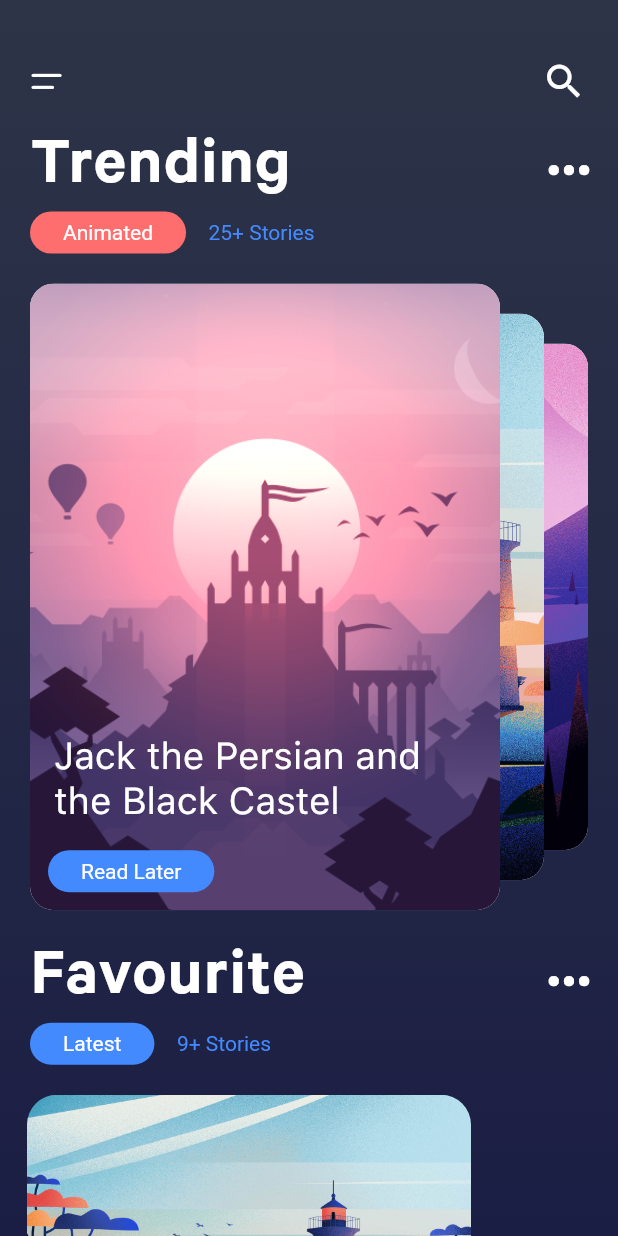
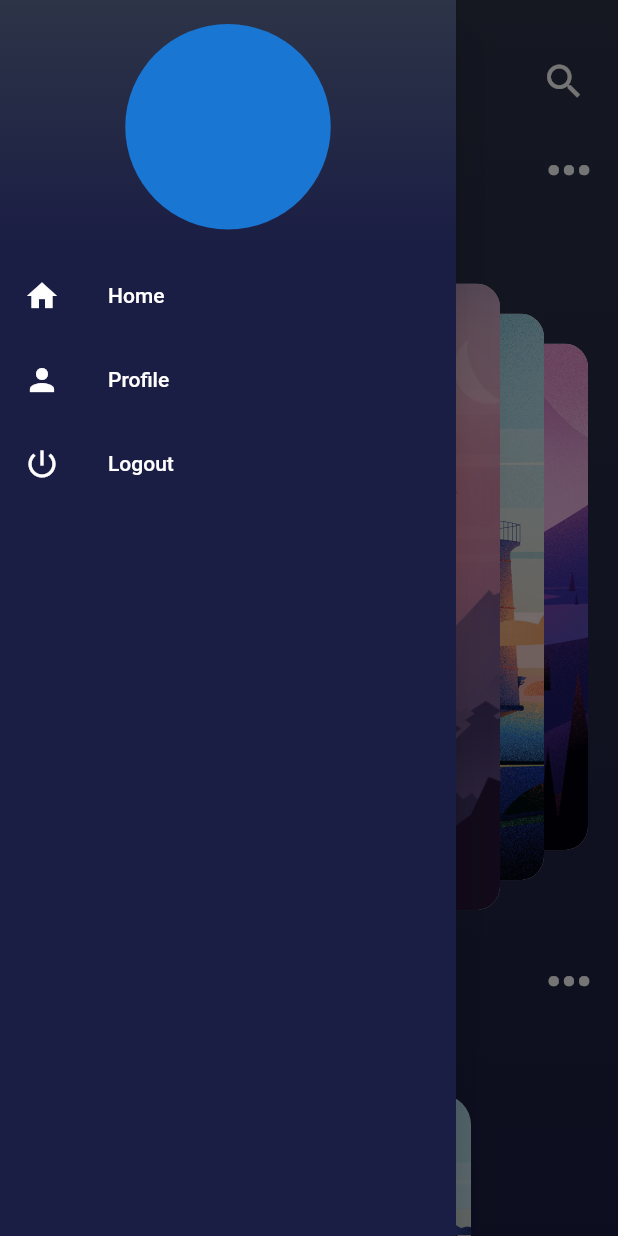
Before and after one commit to diegosoriarios/storyPage, a Flutter app: the screen it shows after launch, with the side drawer open (before the commit the screen has no drawer), on a phone screen of 412 x 824 dp. Run offline on Flutter 3.47's test engine with Material 2 defaults, Android fonts, the phone set to English and light mode, and no system bars.

Commit message:
Second Page

```diff
--- /dev/null
+++ b/lib/cardScrollWidget.dart
@@ -0,0 +1,111 @@
+import 'package:flutter/material.dart';
+import 'data.dart';
+import 'dart:math';
+
+class CardScrollWidget extends StatelessWidget {
+  var currentPage;
+  var widgetAspectRatio;
+  var padding = 20.0;
+  var verticalInset = 20.0;
+  var cardAspectRatio = 12.0 / 16.0;
+
+  CardScrollWidget(this.currentPage, this.widgetAspectRatio);
+
+  @override
+  Widget build(BuildContext context) {
+    return new AspectRatio(
+      aspectRatio: widgetAspectRatio,
+      child: LayoutBuilder(builder: (context, contraints) {
+        var width = contraints.maxWidth;
+        var height = contraints.maxHeight;
+
+        var safeWidth = width - 2 * padding;
+        var safeHeight = height - 2 * padding;
+
+        var heightOfPrimaryCard = safeHeight;
+        var widthOfPrimaryCard = heightOfPrimaryCard * cardAspectRatio;
+
+        var primaryCardLeft = safeWidth - widthOfPrimaryCard;
+        var horizontalInset = primaryCardLeft / 2;
+
+        List<Widget> cardList = new List();
+
+        for (var i = 0; i < images.length; i++) {
+          var delta = i - currentPage;
+          bool isOnRight = delta > 0;
+
+          var start = padding +
+              max(
+                  primaryCardLeft -
+                      horizontalInset * -delta * (isOnRight ? 15 : 1),
+                  0.0);
+
+          var cardItem = Positioned.directional(
+            top: padding + verticalInset * max(-delta, 0.0),
+            bottom: padding + verticalInset * max(-delta, 0.0),
+            start: start,
+            textDirection: TextDirection.rtl,
+            child: ClipRRect(
+              borderRadius: BorderRadius.circular(16.0),
+              child: Container(
+                decoration: BoxDecoration(color: Colors.white, boxShadow: [
+                  BoxShadow(
+                      color: Colors.black12,
+                      offset: Offset(3.0, 6.0),
+                      blurRadius: 10.0)
+                ]),
+                child: AspectRatio(
+                  aspectRatio: cardAspectRatio,
+                  child: Stack(
+                    fit: StackFit.expand,
+                    children: <Widget>[
+                      Image.asset(images[i], fit: BoxFit.cover),
+                      Align(
+                        alignment: Alignment.bottomLeft,
+                        child: Column(
+                          mainAxisSize: MainAxisSize.min,
+                          crossAxisAlignment: CrossAxisAlignment.start,
+                          children: <Widget>[
+                            Padding(
+                              padding: EdgeInsets.symmetric(
+                                  horizontal: 16.0, vertical: 8.0),
+                              child: Text(title[i],
+                                  style: TextStyle(
+                                      color: Colors.white,
+                                      fontSize: 25.0,
+                                      fontFamily: "SF-Pro-Text-Regular")),
+                            ),
+                            SizedBox(
+                              height: 10.0,
+                            ),
+                            Padding(
+                              padding: const EdgeInsets.only(
+                                  left: 12.0, bottom: 12.0),
+                              child: Container(
+                                padding: EdgeInsets.symmetric(
+                                    horizontal: 22.0, vertical: 6.0),
+                                decoration: BoxDecoration(
+                                    color: Colors.blueAccent,
+                                    borderRadius: BorderRadius.circular(20.0)),
+                                child: Text("Read Later",
+                                    style: TextStyle(color: Colors.white)),
+                              ),
+                            )
+                          ],
+                        ),
+                      )
+                    ],
+                  ),
+                ),
+              ),
+            ),
+          );
+          cardList.add(cardItem);
+        }
+        return Stack(
+          children: cardList,
+        );
+      }),
+    );
+  }
+}
--- a/lib/main.dart
+++ b/lib/main.dart
@@ -1,7 +1,8 @@
 import 'package:flutter/material.dart';
 import 'customIcons.dart';
+import 'cardScrollWidget.dart';
 import 'data.dart';
-import 'dart:math';
+import 'profile.dart';
 
 void main() => runApp(MaterialApp(
       home: MyApp(),
@@ -16,8 +17,28 @@ class MyApp extends StatefulWidget {
 var cardAspectRatio = 12.0 / 16.0;
 var widgetAspectRatio = cardAspectRatio * 1.2;
 
+class SecondRoute extends StatelessWidget {
+  @override
+  Widget build(BuildContext context) {
+    return Scaffold(
+      appBar: AppBar(
+        title: Text("Second Page")
+      ),
+      body: Center(
+        child: RaisedButton(
+          onPressed: () {
+            Navigator.pop(context);
+          },
+          child: Text("Go Back"),
+        ),
+      ),
+    );
+  }
+}
+
 class _MyAppState extends State<MyApp> {
   var currentPage = images.length - 1.0;
+  final GlobalKey<ScaffoldState> _scaffoldKey = new GlobalKey<ScaffoldState>();
 
   @override
   Widget build(BuildContext context) {
@@ -39,6 +60,7 @@ class _MyAppState extends State<MyApp> {
               end: Alignment.topCenter,
               tileMode: TileMode.clamp)),
       child: Scaffold(
+        key: _scaffoldKey,
         backgroundColor: Colors.transparent,
         body: SingleChildScrollView(
           child: Column(
@@ -55,7 +77,7 @@ class _MyAppState extends State<MyApp> {
                         color: Colors.white,
                         size: 30.0,
                       ),
-                      onPressed: () {},
+                      onPressed: () {_scaffoldKey.currentState.openDrawer();},
                     ),
                     IconButton(
                       icon: Icon(
@@ -119,7 +141,7 @@ class _MyAppState extends State<MyApp> {
               ),
               Stack(
                 children: <Widget>[
-                  CardScrollWidget(currentPage),
+                  CardScrollWidget(currentPage, widgetAspectRatio),
                   Positioned.fill(
                     child: PageView.builder(
                       itemCount: images.length,
@@ -199,113 +221,62 @@ class _MyAppState extends State<MyApp> {
             ],
           ),
         ),
+        drawer: Theme(
+          data: Theme.of(context).copyWith(
+            canvasColor: Color(0xFF1b1e44),
           ),
-    );
-  }
-}
-
-class CardScrollWidget extends StatelessWidget {
-  var currentPage;
-  var padding = 20.0;
-  var verticalInset = 20.0;
-
-  CardScrollWidget(this.currentPage);
-
-  @override
-  Widget build(BuildContext context) {
-    return new AspectRatio(
-      aspectRatio: widgetAspectRatio,
-      child: LayoutBuilder(builder: (context, contraints) {
-        var width = contraints.maxWidth;
-        var height = contraints.maxHeight;
-
-        var safeWidth = width - 2 * padding;
-        var safeHeight = height - 2 * padding;
-
-        var heightOfPrimaryCard = safeHeight;
-        var widthOfPrimaryCard = heightOfPrimaryCard * cardAspectRatio;
-
-        var primaryCardLeft = safeWidth - widthOfPrimaryCard;
-        var horizontalInset = primaryCardLeft / 2;
-
-        List<Widget> cardList = new List();
-
-        for (var i = 0; i < images.length; i++) {
-          var delta = i - currentPage;
-          bool isOnRight = delta > 0;
-
-          var start = padding +
-              max(
-                  primaryCardLeft -
-                      horizontalInset * -delta * (isOnRight ? 15 : 1),
-                  0.0);
-
-          var cardItem = Positioned.directional(
-            top: padding + verticalInset * max(-delta, 0.0),
-            bottom: padding + verticalInset * max(-delta, 0.0),
-            start: start,
-            textDirection: TextDirection.rtl,
-            child: ClipRRect(
-              borderRadius: BorderRadius.circular(16.0),
-              child: Container(
-                decoration: BoxDecoration(color: Colors.white, boxShadow: [
-                  BoxShadow(
-                      color: Colors.black12,
-                      offset: Offset(3.0, 6.0),
-                      blurRadius: 10.0)
-                ]),
-                child: AspectRatio(
-                  aspectRatio: cardAspectRatio,
-                  child: Stack(
-                    fit: StackFit.expand,
+          child: Drawer(
+            child: ListView(
+              padding: EdgeInsets.zero,
               children: <Widget>[
-                      Image.asset(images[i], fit: BoxFit.cover),
-                      Align(
-                        alignment: Alignment.bottomLeft,
-                        child: Column(
-                          mainAxisSize: MainAxisSize.min,
-                          crossAxisAlignment: CrossAxisAlignment.start,
-                          children: <Widget>[
-                            Padding(
-                              padding: EdgeInsets.symmetric(
-                                  horizontal: 16.0, vertical: 8.0),
-                              child: Text(title[i],
-                                  style: TextStyle(
-                                      color: Colors.white,
-                                      fontSize: 25.0,
-                                      fontFamily: "SF-Pro-Text-Regular")),
+                DrawerHeader(
+                  child: new CircleAvatar(),
+                  decoration: BoxDecoration(
+                    gradient: LinearGradient(
+                      colors: [
+                        Color(0xFF1b1e44),
+                        Color(0xFF2d3447),
+                      ],
+                      begin: Alignment.bottomCenter,
+                      end: Alignment.topCenter,
+                      tileMode: TileMode.clamp)),
                 ),
-                            SizedBox(
-                              height: 10.0,
+                ListTile(
+                  title: Text('Home', style: TextStyle(color: Colors.white)),
+                  leading: IconTheme(data: new IconThemeData(color: Colors.white), child: Icon(Icons.home)),
+                  onTap: () {
+                    // Update the state of the app
+                    // ...
+                    // Then close the drawer
+                    Navigator.pop(context);
+                  },
                 ),
-                            Padding(
-                              padding: const EdgeInsets.only(
-                                  left: 12.0, bottom: 12.0),
-                              child: Container(
-                                padding: EdgeInsets.symmetric(
-                                    horizontal: 22.0, vertical: 6.0),
-                                decoration: BoxDecoration(
-                                    color: Colors.blueAccent,
-                                    borderRadius: BorderRadius.circular(20.0)),
-                                child: Text("Read Later",
-                                    style: TextStyle(color: Colors.white)),
+                ListTile(
+                  title: Text('Profile', style: TextStyle(color: Colors.white)),
+                  leading: IconTheme(data: new IconThemeData(color: Colors.white), child: Icon(Icons.person)),
+                  onTap: () {
+                    // Update the state of the app
+                    // ...
+                    // Then close the drawer
+                    //Navigator.pop(context);
+                    Navigator.push(context, MaterialPageRoute(builder: (context) => Profile()));
+                  },
                 ),
-                            )
-                          ],
+                ListTile(
+                  title: Text('Logout', style: TextStyle(color: Colors.white)),
+                  leading: IconTheme(data: new IconThemeData(color: Colors.white), child: Icon(Icons.power_settings_new)),
+                  onTap: () {
+                    // Update the state of the app
+                    // ...
+                    // Then close the drawer
+                    Navigator.pop(context);
+                  },
                 ),
-                      )
               ],
             ),
           ),
         ),
       ),
     );
-          cardList.add(cardItem);
-        }
-        return Stack(
-          children: cardList,
-        );
-      }),
-    );
   }
 }
```
Also changed, not shown: lib/profile.dart (added, +45 -0 lines), pubspec.lock, 1 other file. Lines whose indentation alone changed are shown as unchanged.
